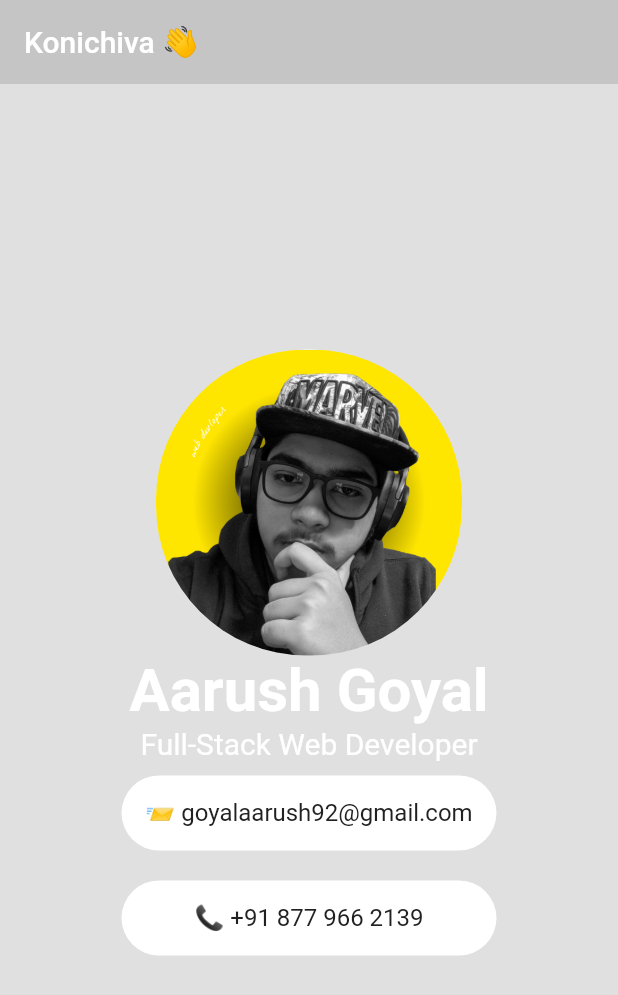
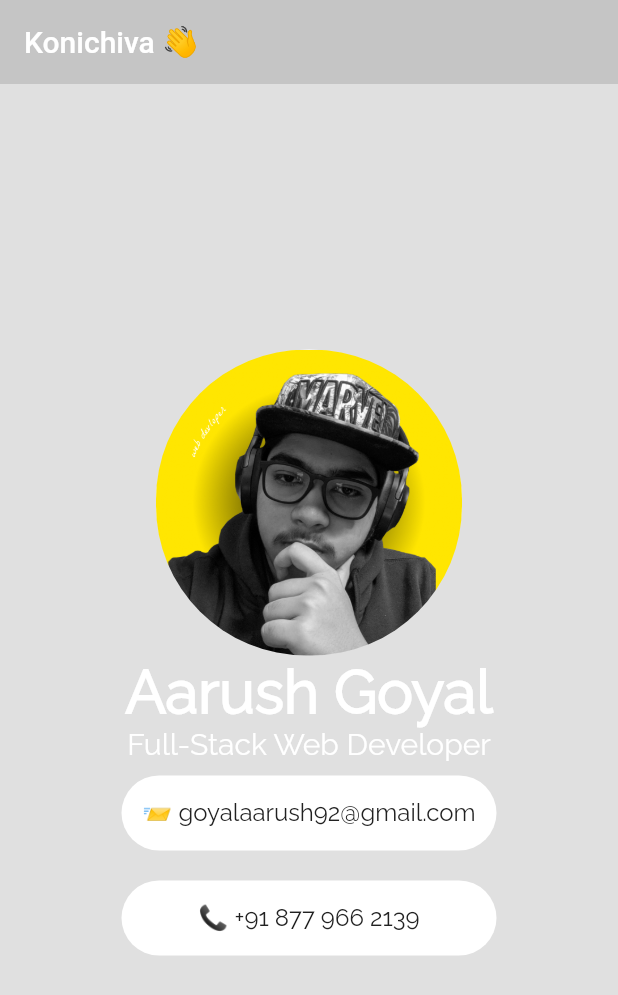
Before and after one commit to Aarush-Goyal/mi_card, a Flutter app: the screen it shows after launch, on a phone screen of 412 x 824 dp. Shown: the top 995 px of the screen. Run offline on Flutter 3.47's test engine with Material 2 defaults, Android fonts, the phone set to English and light mode, and no system bars.

Commit message:
🛠 Updated Fonts

```diff
--- a/lib/main.dart
+++ b/lib/main.dart
@@ -33,6 +33,7 @@ class MyApp extends StatelessWidget {
                   "Aarush Goyal",
                   style: TextStyle(
                     fontSize: 40,
+                    fontFamily: "Raleway",
                     fontWeight: FontWeight.bold,
                     color: Colors.white,
                   ),
@@ -42,6 +43,7 @@ class MyApp extends StatelessWidget {
                   "Full-Stack Web Developer",
                   style: TextStyle(
                     fontSize: 20,
+                    fontFamily: "Raleway",
                     color: Colors.white,
                   ),
                   textAlign: TextAlign.center,
@@ -51,6 +53,7 @@ class MyApp extends StatelessWidget {
                     "📨 goyalaarush92@gmail.com",
                     style: TextStyle(
                       fontSize: 16,
+                      fontFamily: "Raleway",
                       color: Colors.grey[900],
                     ),
                     textAlign: TextAlign.center,
@@ -69,6 +72,7 @@ class MyApp extends StatelessWidget {
                     "📞 +91 877 966 2139",
                     style: TextStyle(
                       fontSize: 16,
+                      fontFamily: "Raleway",
                       color: Colors.grey[900],
                     ),
                     textAlign: TextAlign.center,
```
Also changed, not shown: pubspec.yaml (+4 -4 lines), fonts/Raleway-Regular.ttf (added).
